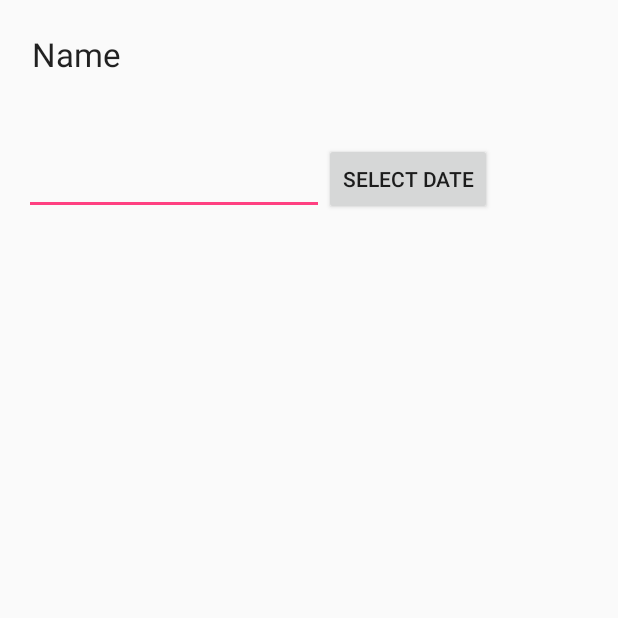
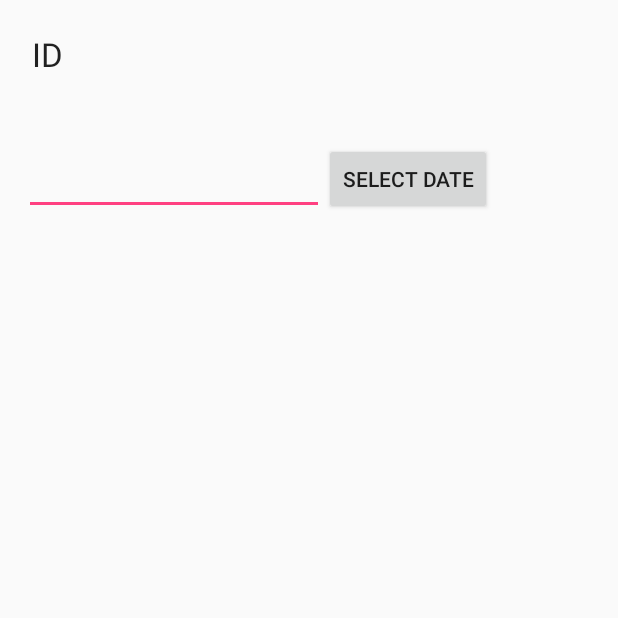
Before and after one commit to danltw/iPlanner, an Android app: the ItineraryDetailsActivity screen opened directly, with no data from a screen before it, on a phone screen of 412 x 824 dp, the top half of it. Run offline under Robolectric (Android 15) with nearby library versions, the phone set to English and light mode, and no system bars; network calls fail; 1 statement that could not run was skipped.

Commit message:
Added in datepicker and passing of poi_id to itinerary

```diff
--- a/app/src/main/java/com/project42/iplanner/Itineraries/ItineraryDetailsActivity.java
+++ b/app/src/main/java/com/project42/iplanner/Itineraries/ItineraryDetailsActivity.java
@@ -20,7 +20,7 @@ import java.util.Calendar;
 
 public class ItineraryDetailsActivity extends AppCompatActivity  implements
         View.OnClickListener{
-    private TextView nameTxt;
+    private TextView idTxt,nameTxt;
     Button btnDatePicker;
     EditText txtDate;
     private int mYear, mMonth, mDay;
@@ -31,9 +31,10 @@ public class ItineraryDetailsActivity extends AppCompatActivity  implements
 
         setContentView(R.layout.activity_view_itinerary_datepickerdialog);
 
-        nameTxt= (TextView) findViewById(R.id.nameTxt);
+        idTxt= (TextView) findViewById(R.id.idTxt);
         btnDatePicker=(Button)findViewById(R.id.btn_date);
         txtDate=(EditText)findViewById(R.id.in_date);
+        nameTxt=(TextView) findViewById(R.id.nameTxt);
 
         btnDatePicker.setOnClickListener(this);
     }
@@ -109,7 +110,7 @@ public class ItineraryDetailsActivity extends AppCompatActivity  implements
         //int year = i.getIntExtra("YEAR_KEY",0);
 
         //SET DATA TO TEXTVIEWS
-        nameTxt.setText(Integer.toString(poiid));
+        idTxt.setText(Integer.toString(poiid));
         //yearTxt.setText(String.valueOf(year));
     }
 }
--- a/app/src/main/res/layout/activity_view_itinerary_datepickerdialog.xml
+++ b/app/src/main/res/layout/activity_view_itinerary_datepickerdialog.xml
@@ -10,10 +10,12 @@ android:paddingBottom="@dimen/activity_vertical_margin" tools:context=".Itinerar
         android:layout_width="wrap_content"
         android:layout_height="wrap_content"
         android:textAppearance="?android:attr/textAppearanceLarge"
-        android:text="Name"
-        android:id="@+id/nameTxt"
+        android:text="ID"
+        android:id="@+id/idTxt"
         android:padding="5dp"
         />
+
+
 
     <EditText
         android:layout_width="200dp"
@@ -35,7 +37,19 @@ android:paddingBottom="@dimen/activity_vertical_margin" tools:context=".Itinerar
     android:layout_toEndOf="@+id/in_date" />
 
 
-
+    <EditText
+        android:id="@+id/select_name"
+        android:layout_width="200dp"
+        android:layout_height="wrap_content"
+        android:layout_alignBottom="@+id/in_date"
+        android:layout_alignParentStart="true"
+        android:layout_alignParentLeft="true"
+        android:layout_alignParentTop="true"
+        android:layout_marginStart="14dp"
+        android:layout_marginLeft="14dp"
+        android:layout_marginTop="187dp"
+        android:layout_marginBottom="-44dp"
+        android:inputType="" />
 
 
 
```
Lines whose indentation alone changed are shown as unchanged.
